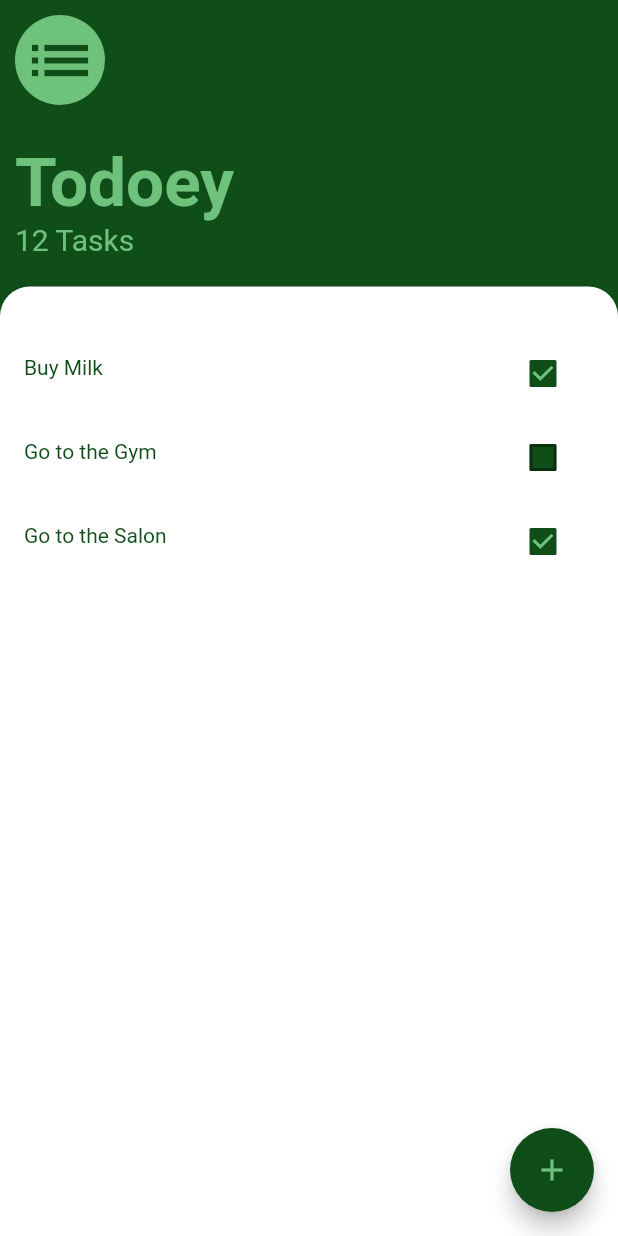
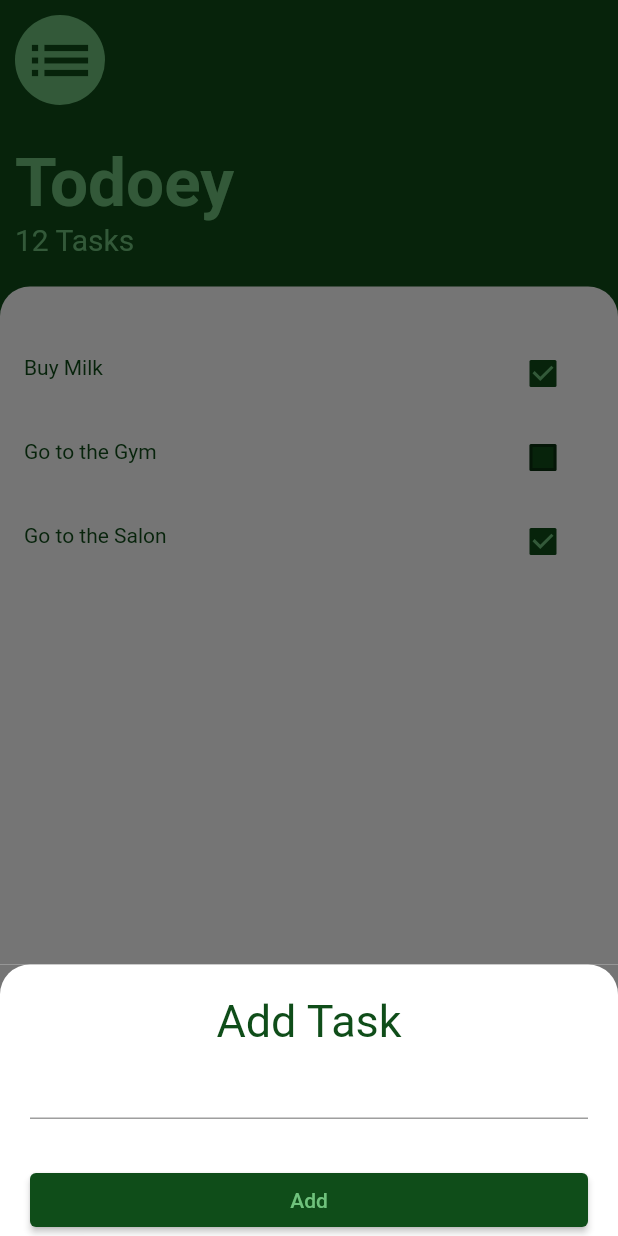
Before and after one commit to temilolasayo/todoey, a Flutter app: the screen it shows after launch, after a tap on the "add" icon, on a phone screen of 412 x 824 dp. Run offline on Flutter 3.47's test engine with Material 2 defaults, Android fonts, the phone set to English and light mode, and no system bars.

Commit message:
Added the Add Task Widget

```diff
--- a/lib/main.dart
+++ b/lib/main.dart
@@ -10,6 +10,6 @@ class Home extends StatelessWidget {
 
   @override
   Widget build(BuildContext context) {
-    return const TasksScreen();
+    return const MaterialApp(home: TasksScreen());
   }
 }
--- a/lib/screens/tasks_screen.dart
+++ b/lib/screens/tasks_screen.dart
@@ -1,6 +1,7 @@
 // ignore_for_file: public_member_api_docs, sort_constructors_first
 import 'package:flutter/material.dart';
 import 'package:todoey/constants/constants.dart';
+import 'package:todoey/widgets/add_task.dart';
 import 'package:todoey/widgets/task_list.dart';
 
 class TasksScreen extends StatelessWidget {
@@ -11,7 +12,19 @@ class TasksScreen extends StatelessWidget {
     return MaterialApp(
       home: Scaffold(
         floatingActionButton: FloatingActionButton(
-          onPressed: () {},
+          onPressed: () {
+            print("object");
+            showModalBottomSheet(
+              context: context,
+              isScrollControlled: true,
+              builder: (context) => SingleChildScrollView(
+                child: Container(
+                    padding: EdgeInsets.only(
+                        bottom: MediaQuery.of(context).viewInsets.bottom),
+                    child: const AddTask()),
+              ),
+            );
+          },
           backgroundColor: kPrimaryColor,
           child: const Icon(
             Icons.add,
--- /dev/null
+++ b/lib/widgets/add_task.dart
@@ -0,0 +1,53 @@
+import 'package:flutter/material.dart';
+import 'package:todoey/constants/constants.dart';
+
+class AddTask extends StatelessWidget {
+  const AddTask({super.key});
+
+  @override
+  Widget build(BuildContext context) {
+    return Container(
+      color: const Color(0xFF757575),
+      child: Container(
+        padding: const EdgeInsets.only(top: 20.0, left: 20.0, right: 20.0),
+        decoration: const BoxDecoration(
+          borderRadius: BorderRadius.only(
+            topLeft: Radius.circular(20.0),
+            topRight: Radius.circular(20.0),
+          ),
+          color: Colors.white,
+        ),
+        child: Column(
+          crossAxisAlignment: CrossAxisAlignment.stretch,
+          children: [
+            const Text(
+              "Add Task",
+              textAlign: TextAlign.center,
+              style: TextStyle(
+                fontSize: 30.0,
+                color: kPrimaryColor,
+              ),
+            ),
+            TextFormField(
+              textAlign: TextAlign.center,
+              decoration: const InputDecoration(hoverColor: kPrimaryColor),
+            ),
+            const SizedBox(
+              height: 30.0,
+            ),
+            ElevatedButton(
+              onPressed: () {},
+              style: const ButtonStyle(
+                backgroundColor: MaterialStatePropertyAll(kPrimaryColor),
+              ),
+              child: const Text(
+                "Add",
+                style: TextStyle(color: kSecondaryColor),
+              ),
+            ),
+          ],
+        ),
+      ),
+    );
+  }
+}
```
